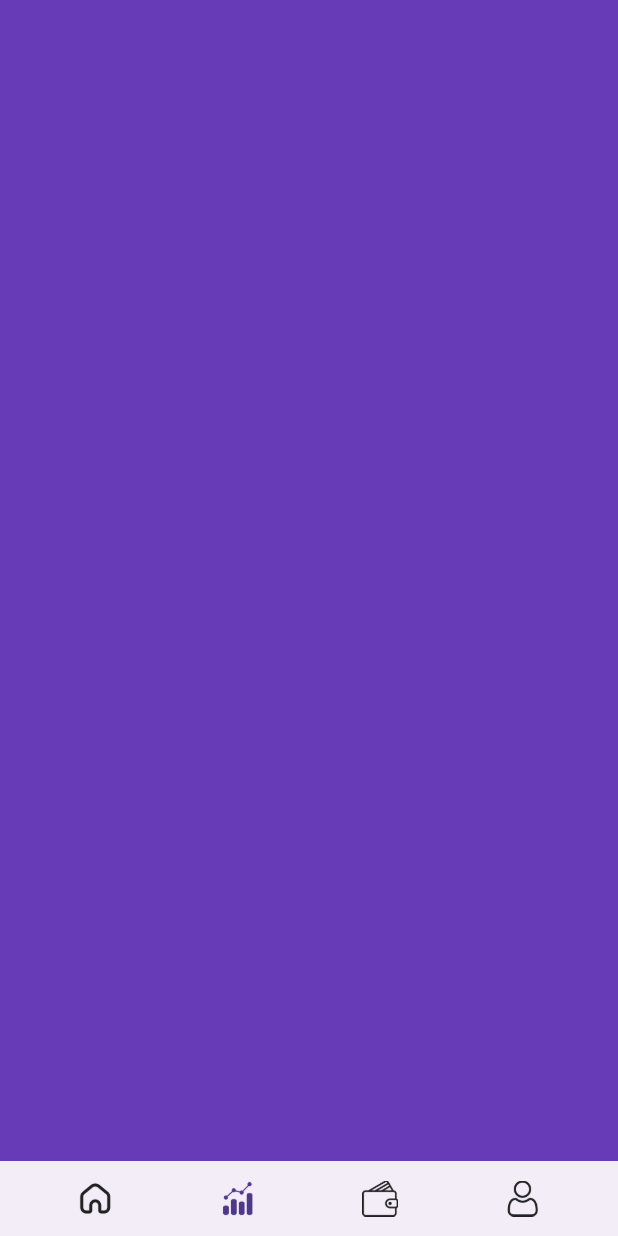
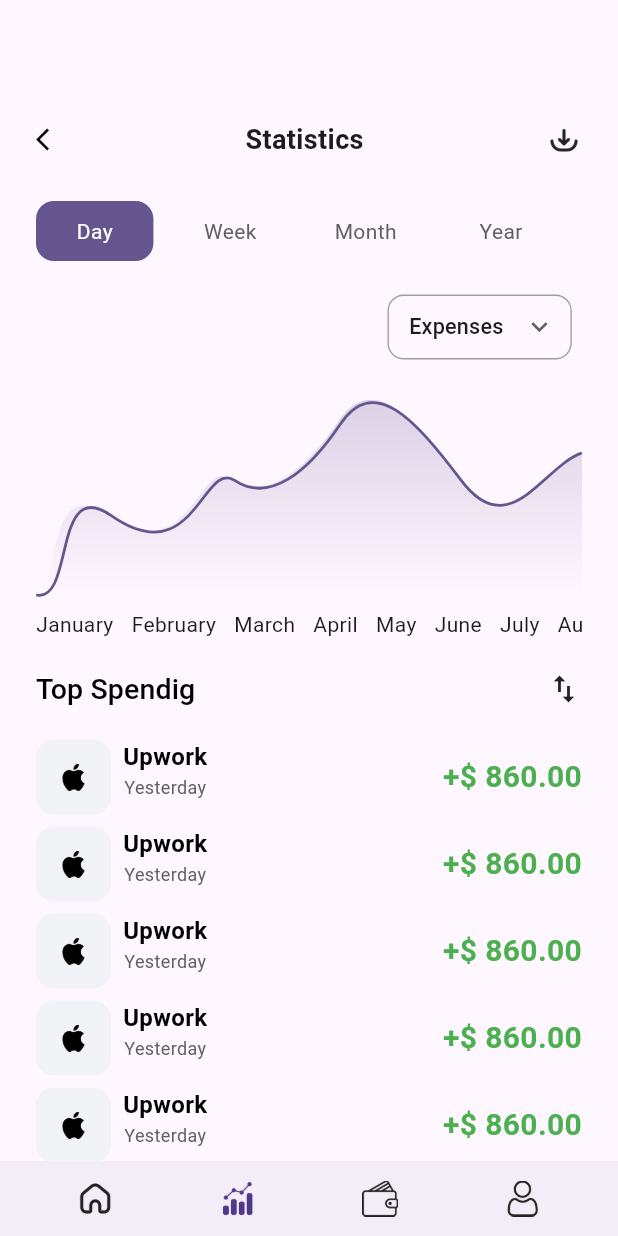
Before and after one commit to rostom17/Smart_Wallet, a Flutter app: the screen it shows after launch, item 2 of the bottom bar chosen, on a phone screen of 412 x 824 dp. Run offline on Flutter 3.47's test engine with Material 3 defaults, Android fonts, the light colour scheme and no system bars; our stand-ins replace calendar_date_picker2, connectivity_plus, dio, dotted_border, flutter_bloc, flutter_svg and 2 more; missing offline and left inert: dio_smart_retry.

Commit message:
Ui Desing Complete

```diff
--- a/lib/features/bottom_nav/presentation/screens/bottom_nav_screen.dart
+++ b/lib/features/bottom_nav/presentation/screens/bottom_nav_screen.dart
@@ -7,6 +7,7 @@
 import 'package:smart_wallet/features/bottom_nav/presentation/bloc/bottom_nav_cubit.dart';
 import 'package:smart_wallet/features/home/presentation/screens/home_screen.dart';
 import 'package:smart_wallet/features/profile/presentation/screens/profile_screen.dart';
+import 'package:smart_wallet/features/statistics/presentation/screens/statistics_screen.dart';
 import 'package:smart_wallet/features/wallet/presentation/screens/wallet_screen.dart';
 
 class BottomNavScreen extends StatelessWidget {
@@ -14,7 +15,7 @@
 
   final List<Widget> _pages = [
     HomeScreen(),
-    Container(color: Colors.deepPurple),
+    StatisticsScreen(),
     WalletScreen(),
     ProfileScreen(),
   ];
--- a/lib/features/home/presentation/screens/home_screen.dart
+++ b/lib/features/home/presentation/screens/home_screen.dart
@@ -58,7 +58,7 @@
                 TextButton(onPressed: () {}, child: Text("See all")),
               ],
             ),
-            ...List.generate(5, (index) => TransectionCardWidget()),
+            ...List.generate(10, (index) => TransectionCardWidget()),
           ],
         ),
       ),
--- /dev/null
+++ b/lib/features/statistics/presentation/bloc/choose_day_month_year_cubit.dart
@@ -0,0 +1,9 @@
+import 'package:flutter_bloc/flutter_bloc.dart';
+
+class ChooseDayMonthYearCubit extends Cubit<int> {
+  ChooseDayMonthYearCubit() : super(0);
+
+  void onChangedIndex(int index) {
+    emit(index);
+  }
+}
--- /dev/null
+++ b/lib/features/statistics/presentation/bloc/drop_down_cubit.dart
@@ -0,0 +1,11 @@
+import 'package:flutter_bloc/flutter_bloc.dart';
+
+class DropDownCubit extends Cubit<String> {
+  List<String> options = ["Expenses", "Earnings"];
+
+  DropDownCubit() : super("Expenses");
+
+  void onChangedValue(String value) {
+    emit(value);
+  }
+}
--- /dev/null
+++ b/lib/features/statistics/presentation/screens/statistics_screen.dart
@@ -0,0 +1,79 @@
+import 'package:flutter/material.dart';
+import 'package:flutter_svg/svg.dart';
+import 'package:smart_wallet/features/home/presentation/widgets/transection_card_widget.dart';
+import 'package:smart_wallet/features/statistics/presentation/widgets/day_week_month_widget.dart';
+import 'package:smart_wallet/features/statistics/presentation/widgets/dropdown_button_widget.dart';
+
+import 'package:smart_wallet/features/statistics/presentation/widgets/statistics_appbar.dart';
+
+class StatisticsScreen extends StatelessWidget {
+  const StatisticsScreen({super.key});
+
+  @override
+  Widget build(BuildContext context) {
+    final List<String> monthNames = [
+      'January',
+      'February',
+      'March',
+      'April',
+      'May',
+      'June',
+      'July',
+      'August',
+      'September',
+      'October',
+      'November',
+      'December',
+    ];
+    return Padding(
+      padding: const EdgeInsets.only(top: 80, left: 24, right: 24),
+      child: SingleChildScrollView(
+        child: Column(
+          children: [
+            StatisticsAppbar(),
+            const SizedBox(height: 28),
+            DayWeekMonthWidget(),
+            const SizedBox(height: 20),
+            DropdownButtonWidget(),
+            const SizedBox(height: 20),
+            Stack(
+              children: [
+                SvgPicture.asset("assets/images/chart.svg"),
+                SvgPicture.asset("assets/images/line.svg"),
+              ],
+            ),
+            SingleChildScrollView(
+              scrollDirection: Axis.horizontal,
+              child: Row(
+                children: monthNames
+                    .map(
+                      (month) => Padding(
+                        padding: const EdgeInsets.only(right: 12),
+                        child: Text(month),
+                      ),
+                    )
+                    .toList(),
+              ),
+            ),
+            const SizedBox(height: 20),
+            Row(
+              mainAxisAlignment: MainAxisAlignment.spaceBetween,
+              children: [
+                Text(
+                  "Top Spendig",
+                  style: Theme.of(context).textTheme.titleSmall,
+                ),
+                GestureDetector(onTap: () {}, child: Icon(Icons.swap_vert)),
+              ],
+            ),
+            const SizedBox(height: 16),
+            ...List.generate(
+              monthNames.length,
+              (index) => TransectionCardWidget(),
+            ),
+          ],
+        ),
+      ),
+    );
+  }
+}
--- /dev/null
+++ b/lib/features/statistics/presentation/widgets/day_week_month_widget.dart
@@ -0,0 +1,79 @@
+import 'package:flutter/material.dart';
+import 'package:flutter_bloc/flutter_bloc.dart';
+import 'package:smart_wallet/config/color_pallet.dart';
+import 'package:smart_wallet/features/statistics/presentation/bloc/choose_day_month_year_cubit.dart';
+
+class DayWeekMonthWidget extends StatelessWidget {
+  const DayWeekMonthWidget({super.key});
+
+  @override
+  Widget build(BuildContext context) {
+    return BlocBuilder<ChooseDayMonthYearCubit, int>(
+      builder: (context, selectedIndex) {
+        return Row(
+          children: [
+            _buildActionButton(
+              context: context,
+              name: "Day",
+              index: 0,
+              selectedIndex: selectedIndex,
+            ),
+            const SizedBox(width: 12),
+            _buildActionButton(
+              context: context,
+              name: "Week",
+              index: 1,
+              selectedIndex: selectedIndex,
+            ),
+            const SizedBox(width: 12),
+            _buildActionButton(
+              context: context,
+              name: "Month",
+              index: 2,
+              selectedIndex: selectedIndex,
+            ),
+            const SizedBox(width: 12),
+            _buildActionButton(
+              context: context,
+              name: "Year",
+              index: 3,
+              selectedIndex: selectedIndex,
+            ),
+          ],
+        );
+      },
+    );
+  }
+
+  Widget _buildActionButton({
+    required BuildContext context,
+    required String name,
+    required int index,
+    required int selectedIndex,
+  }) {
+    bool isSelected = index == selectedIndex;
+    return InkWell(
+      borderRadius: BorderRadius.circular(12),
+      onTap: () {
+        context.read<ChooseDayMonthYearCubit>().onChangedIndex(index);
+      },
+      child: AnimatedContainer(
+        duration: Duration(milliseconds: 500),
+        curve: Curves.easeInOut,
+        height: 40,
+        width: MediaQuery.of(context).size.width * .19,
+        decoration: BoxDecoration(
+          borderRadius: BorderRadius.circular(12),
+          color: isSelected ? ColorPallet.secondaryColor : Colors.transparent,
+        ),
+        alignment: Alignment.center,
+        child: Text(
+          name,
+          style: TextStyle(
+            color: isSelected ? Colors.white : Colors.grey.shade700,
+          ),
+        ),
+      ),
+    );
+  }
+}
--- /dev/null
+++ b/lib/features/statistics/presentation/widgets/dropdown_button_widget.dart
@@ -0,0 +1,61 @@
+import 'package:flutter/material.dart';
+import 'package:flutter_bloc/flutter_bloc.dart';
+import 'package:smart_wallet/features/statistics/presentation/bloc/drop_down_cubit.dart';
+
+class DropdownButtonWidget extends StatelessWidget {
+  const DropdownButtonWidget({super.key});
+
+  @override
+  Widget build(BuildContext context) {
+    return Row(
+      mainAxisAlignment: MainAxisAlignment.end,
+      children: [
+        Flexible(flex: 5, child: SizedBox()),
+        BlocBuilder<DropDownCubit, String>(
+          builder: (context, state) {
+            return Flexible(
+              flex: 3,
+              child: Transform.scale(
+                scale: .9,
+                child: DropdownButtonFormField(
+                  borderRadius: BorderRadius.circular(12),
+                  decoration: InputDecoration(
+                    isDense: true,
+                    enabled: true,
+                    fillColor: Colors.transparent,
+                    filled: true,
+                    enabledBorder: OutlineInputBorder(
+                      borderRadius: BorderRadius.circular(12),
+                      borderSide: BorderSide(color: Colors.grey),
+                    ),
+                    focusedBorder: OutlineInputBorder(
+                      borderRadius: BorderRadius.circular(12),
+                      borderSide: BorderSide(color: Colors.grey),
+                    ),
+                  ),
+                  icon: Icon(Icons.keyboard_arrow_down),
+                  items: [
+                    DropdownMenuItem(
+                      value: context.read<DropDownCubit>().options[0],
+                      child: Text(context.read<DropDownCubit>().options[0]),
+                    ),
+                    DropdownMenuItem(
+                      value: context.read<DropDownCubit>().options[1],
+                      child: Text(context.read<DropDownCubit>().options[1]),
+                    ),
+                  ],
+                  value: state,
+                  onChanged: (val) {
+                    if (val != null) {
+                      context.read<DropDownCubit>().onChangedValue(val);
+                    }
+                  },
+                ),
+              ),
+            );
+          },
+        ),
+      ],
+    );
+  }
+}
--- /dev/null
+++ b/lib/features/statistics/presentation/widgets/statistics_appbar.dart
@@ -0,0 +1,26 @@
+import 'package:flutter/material.dart';
+
+class StatisticsAppbar extends StatelessWidget {
+  const StatisticsAppbar({super.key});
+
+  @override
+  Widget build(BuildContext context) {
+    return Row(
+      mainAxisAlignment: MainAxisAlignment.spaceBetween,
+      children: [
+        InkWell(
+          onTap: () {},
+          child: Icon(Icons.arrow_back_ios, size: 18, color: Colors.black),
+        ),
+        Text(
+          "Statistics",
+          style: TextStyle(fontSize: 18, fontWeight: FontWeight.w600),
+        ),
+        InkWell(
+          onTap: () {},
+          child: ImageIcon(AssetImage("assets/icons/download.png")),
+        ),
+      ],
+    );
+  }
+}
--- a/lib/main.dart
+++ b/lib/main.dart
@@ -6,6 +6,8 @@
 import 'package:smart_wallet/features/bottom_nav/presentation/bloc/bottom_nav_cubit.dart';
 import 'package:smart_wallet/features/profile/presentation/bloc/change_profile_widget_cubit.dart';
 import 'package:smart_wallet/features/profile/presentation/bloc/show_password_cubit.dart';
+import 'package:smart_wallet/features/statistics/presentation/bloc/choose_day_month_year_cubit.dart';
+import 'package:smart_wallet/features/statistics/presentation/bloc/drop_down_cubit.dart';
 import 'package:smart_wallet/features/wallet/presentation/bloc/other_option_cubit.dart';
 
 void main() async {
@@ -28,7 +30,10 @@
           create: (_) => OtherOptionCubit(),
           lazy: true,
         ),
-
+        BlocProvider<ChooseDayMonthYearCubit>(
+          create: (_) => ChooseDayMonthYearCubit(),
+        ),
+        BlocProvider<DropDownCubit>(create: (_) => DropDownCubit(), lazy: true),
         BlocProvider<ChangeProfileWidgetCubit>(
           create: (_) => ChangeProfileWidgetCubit(),
         ),
--- a/pubspec.yaml
+++ b/pubspec.yaml
@@ -45,6 +45,7 @@
   flutter_svg: ^2.2.0
   calendar_date_picker2: ^2.0.1
   dotted_border: ^3.1.0
+  syncfusion_flutter_charts: ^30.1.41
 
 dev_dependencies:
   flutter_test:
```
Also changed, not shown: assets/icons/download.png (added), assets/images/chart.svg (added), assets/images/line.svg (added), pubspec.lock.
